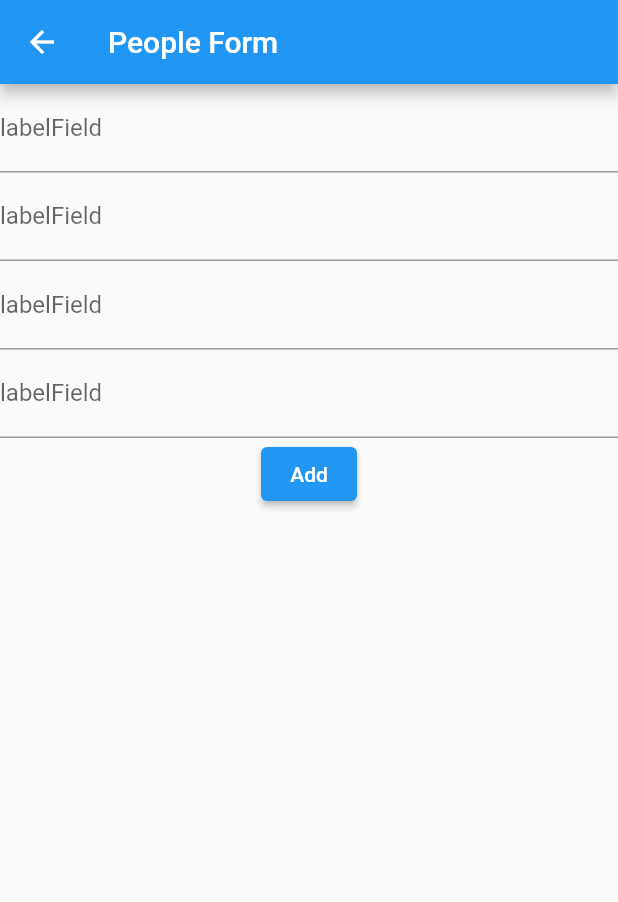
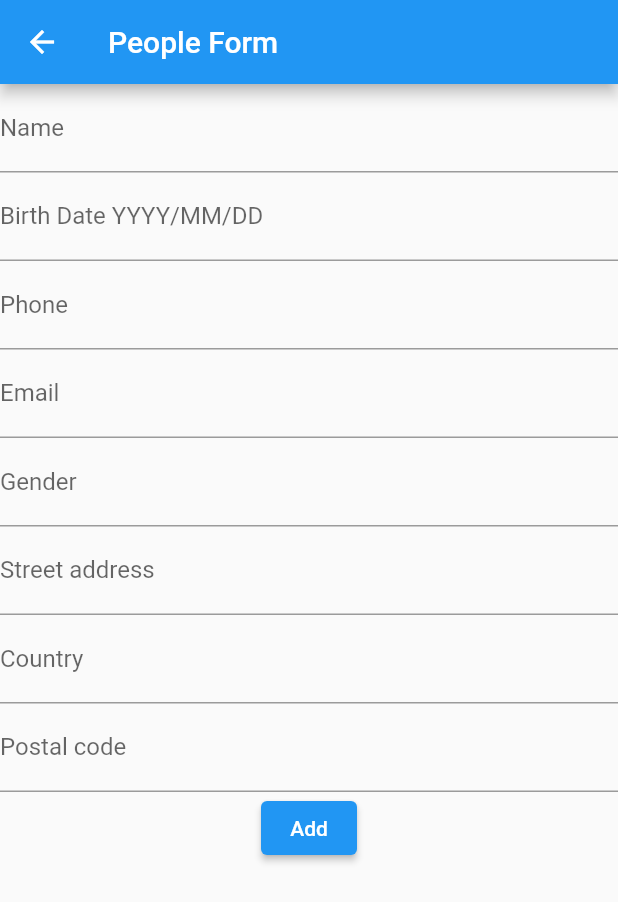
Before and after one commit to srevinU/flutter_app_1, a Flutter app: the screen it shows after launch, after a tap on the "add" icon, on a phone screen of 412 x 824 dp. Shown: the top 902 px of the screen. Run offline on Flutter 3.47's test engine with Material 2 defaults, Android fonts, the phone set to English and light mode, and no system bars; missing offline and left inert: postgres; network calls fail.

Commit message:
form read and write

```diff
--- a/lib/backEnd/data_base/pg_db.dart
+++ b/lib/backEnd/data_base/pg_db.dart
@@ -4,7 +4,7 @@ class PgDb extends PostgreSQLConnection {
   PgDb(
       {final String myHost = "localhost",
       final int myPort = 5432,
-      final String myDatabaseName = "flutter_app_db",
+      final String myDatabaseName = "db_flutter_app_1",
       final String userName = "postgres",
       final String passWord = "",
       final String timeZ = 'UTC',
--- a/lib/backEnd/entities/entity.dart
+++ b/lib/backEnd/entities/entity.dart
@@ -1,4 +1,6 @@
 class Entity {
-  String sysUuid;
-  Entity({required this.sysUuid});
+  String? sysUuid;
+  Entity({this.sysUuid});
+
+  Map<String, dynamic> toJson() => {"sysUuid": sysUuid};
 }
--- a/lib/backEnd/entities/person.dart
+++ b/lib/backEnd/entities/person.dart
@@ -1,9 +1,10 @@
+import 'package:flutter_application_1/backEnd/common/printer.dart';
 import 'package:flutter_application_1/backEnd/entities/entity.dart';
 
 class Person extends Entity {
   @override
   // ignore: overridden_fields
-  String sysUuid;
+  String? sysUuid;
   String name;
   String birthDate;
   String phone;
@@ -14,7 +15,7 @@ class Person extends Entity {
   String postalCode;
 
   Person(
-      {required this.sysUuid,
+      {this.sysUuid,
       required this.name,
       required this.birthDate,
       required this.phone,
@@ -26,15 +27,34 @@ class Person extends Entity {
       : super(sysUuid: sysUuid);
 
   factory Person.fromJson(Map<String, dynamic> parsedJson) {
-    return Person(
+    printError("Issue from Person object");
+    print("parsedJson: ${parsedJson}");
+    print("Street address: ${parsedJson['u_birthDate']}");
+    Person result = Person(
       sysUuid: (parsedJson['sys_uuid'] ?? "") as String,
       name: (parsedJson['u_name'] ?? "") as String,
-        birthDate: (parsedJson['u_birthDate'] ?? "") as String,
       phone: (parsedJson['u_phone'] ?? "") as String,
       email: (parsedJson['u_email'] ?? "") as String,
       gender: (parsedJson['u_gender'] ?? "") as String,
       streetAddress: (parsedJson['u_streetAddress'] ?? "") as String,
       country: (parsedJson['u_country'] ?? "") as String,
-        postalCode: (parsedJson['u_postalCode'] ?? "") as String);
+      postalCode: (parsedJson['u_postalCode'] ?? "") as String,
+      birthDate: (parsedJson['u_birthDate'] ?? "") as String,
+    );
+    return result;
   }
+
+  @override
+  Map<String, dynamic> toJson() => {
+        "sys_uuid": sysUuid,
+        "u_name": name,
+        "u_birthDate": birthDate,
+        "u_phone": phone,
+        "u_email": email,
+        "u_gender": gender,
+        "u_streetAddress": streetAddress,
+        "u_country": country,
+        "u_postalCode": postalCode,
+        "sys_type": "person"
+      };
 }
--- a/lib/backEnd/repository/repository.dart
+++ b/lib/backEnd/repository/repository.dart
@@ -18,12 +18,12 @@ class Repository {
     }
   }
 
-  dynamic insertRecord(List<Map<String, dynamic>>? record) async {
+  dynamic insertRecord(List<Map<String, dynamic>> record) async {
     PgDb myDb = PgDb();
     try {
       await myDb.open();
       return await myDb.query(getInsertQuery(),
-          substitutionValues: record?.first);
+          substitutionValues: record.first);
     } catch (err) {
       printError("From repo: $err");
       rethrow;
--- a/lib/field_form.dart
+++ /dev/null
@@ -1,23 +0,0 @@
-import 'package:flutter/material.dart';
-
-class FieldForm extends StatelessWidget {
-  final String labelField;
-  const FieldForm({
-    Key? key,
-    required this.labelField,
-  }) : super(key: key);
-
-  @override
-  Widget build(BuildContext context) {
-    print("labelField: $labelField");
-    return TextFormField(
-      decoration: const InputDecoration(labelText: "labelField"),
-      validator: (value) {
-        if (value == null || value.isEmpty) {
-          return 'Please enter some text';
-        }
-        return null;
-      },
-    );
-  }
-}
--- a/lib/form.dart
+++ b/lib/form.dart
@@ -1,10 +1,16 @@
 import 'package:flutter/material.dart';
-import 'main.dart';
-import 'field_form.dart';
+import 'backEnd/entities/person.dart';
+
+enum Type { read, add, save }
 
 class PeopleForm extends StatefulWidget {
-  final Function addOnePeople;
-  const PeopleForm({Key? key, required this.addOnePeople}) : super(key: key);
+  final Type type;
+  final Person? record;
+  final Function? addFunction;
+
+  const PeopleForm(
+      {Key? key, required this.type, this.record, this.addFunction})
+      : super(key: key);
 
   @override
   State<StatefulWidget> createState() {
@@ -15,13 +21,32 @@ class PeopleForm extends StatefulWidget {
 class _Peopleform extends State<PeopleForm> {
   final _formKey = GlobalKey<FormState>();
 
-  // _redirect() {
-  //   Navigator.push(
-  //       context, MaterialPageRoute(builder: (context) => const MypeopleApp()));
-  // }
+  String? _fieldValidator(String? value) {
+    return value == null || value.isEmpty ? 'Please enter some text' : null;
+  }
+
+  TextEditingController personNameCtler = TextEditingController();
+  TextEditingController birthDateCtler = TextEditingController();
+  TextEditingController phoneCtler = TextEditingController();
+  TextEditingController emailCtler = TextEditingController();
+  TextEditingController genderCtler = TextEditingController();
+  TextEditingController streetAddressCtler = TextEditingController();
+  TextEditingController countryCtler = TextEditingController();
+  TextEditingController postalCodeCtler = TextEditingController();
 
   @override
   Widget build(BuildContext context) {
+    if (widget.type == Type.read) {
+      personNameCtler.text = widget.record!.name;
+      birthDateCtler.text = widget.record!.birthDate;
+      phoneCtler.text = widget.record!.phone;
+      emailCtler.text = widget.record!.email;
+      genderCtler.text = widget.record!.gender;
+      streetAddressCtler.text = widget.record!.streetAddress;
+      countryCtler.text = widget.record!.country;
+      postalCodeCtler.text = widget.record!.postalCode;
+    }
+
     return Scaffold(
       appBar: AppBar(
         title: const Text("People Form"),
@@ -31,19 +56,69 @@ class _Peopleform extends State<PeopleForm> {
           child: Column(
             mainAxisSize: MainAxisSize.max,
             children: <Widget>[
-              const FieldForm(labelField: 'First Name'),
-              const FieldForm(labelField: 'Last Name'),
-              const FieldForm(labelField: 'Phone'),
-              const FieldForm(labelField: 'Email'),
+              TextFormField(
+                controller: personNameCtler,
+                decoration: const InputDecoration(labelText: "Name"),
+                validator: (value) => _fieldValidator(value),
+              ),
+              TextFormField(
+                controller: birthDateCtler,
+                decoration:
+                    const InputDecoration(labelText: "Birth Date YYYY/MM/DD"),
+                validator: (value) => _fieldValidator(value),
+              ),
+              TextFormField(
+                controller: phoneCtler,
+                decoration: const InputDecoration(labelText: "Phone"),
+                validator: (value) => _fieldValidator(value),
+              ),
+              TextFormField(
+                controller: emailCtler,
+                decoration: const InputDecoration(labelText: "Email"),
+                validator: (value) => _fieldValidator(value),
+              ),
+              TextFormField(
+                controller: genderCtler,
+                decoration: const InputDecoration(labelText: "Gender"),
+                validator: (value) => _fieldValidator(value),
+              ),
+              TextFormField(
+                controller: streetAddressCtler,
+                decoration: const InputDecoration(labelText: "Street address"),
+                validator: (value) => _fieldValidator(value),
+              ),
+              TextFormField(
+                controller: countryCtler,
+                decoration: const InputDecoration(labelText: "Country"),
+                validator: (value) => _fieldValidator(value),
+              ),
+              TextFormField(
+                controller: postalCodeCtler,
+                decoration: const InputDecoration(labelText: "Postal code"),
+                validator: (value) => _fieldValidator(value),
+              ),
+              if (widget.type == Type.add)
                 Align(
                   child: ElevatedButton(
                     child: const Text("Add"),
                     onPressed: () {
                       if (_formKey.currentState!.validate()) {
                         ScaffoldMessenger.of(context).showSnackBar(
-                        const SnackBar(content: Text('Processing Data')),
+                          const SnackBar(content: Text('Adding new person.')),
                         );
-                      widget.addOnePeople();
+
+                        Person myTestPers = Person(
+                            name: personNameCtler.text.toLowerCase(),
+                            birthDate: birthDateCtler.text,
+                            phone: phoneCtler.text,
+                            email: emailCtler.text,
+                            gender: genderCtler.text.toLowerCase(),
+                            streetAddress:
+                                streetAddressCtler.text.toLowerCase(),
+                            country: countryCtler.text.toLowerCase(),
+                            postalCode: postalCodeCtler.text);
+
+                        widget.addFunction!([myTestPers.toJson()]);
                       }
                     },
                   ),
--- a/lib/list.dart
+++ b/lib/list.dart
@@ -53,8 +53,9 @@ class PeopleCardList extends StatelessWidget {
                         ),
                       ),
                     ),
-                      child: PeopleCard(
-                          person: Person.fromJson(item), index: index));
+                    child:
+                        PeopleCard(person: Person.fromJson(item), index: index),
+                  );
                 });
           } else {
             return const Center(child: CircularProgressIndicator());
```
Also changed, not shown: lib/backEnd/tests/read.json (+1 -0 lines), lib/card.dart (+10 -1 lines), lib/main.dart (+23 -8 lines). Lines whose indentation alone changed are shown as unchanged.
